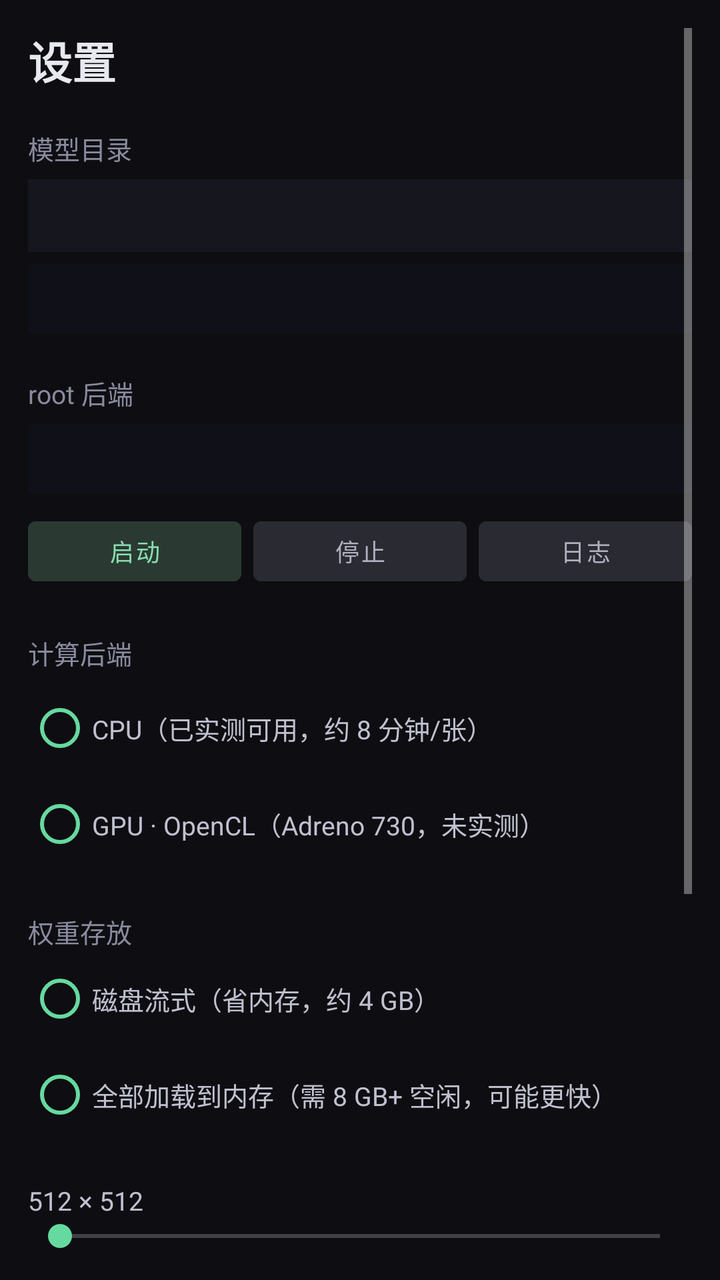
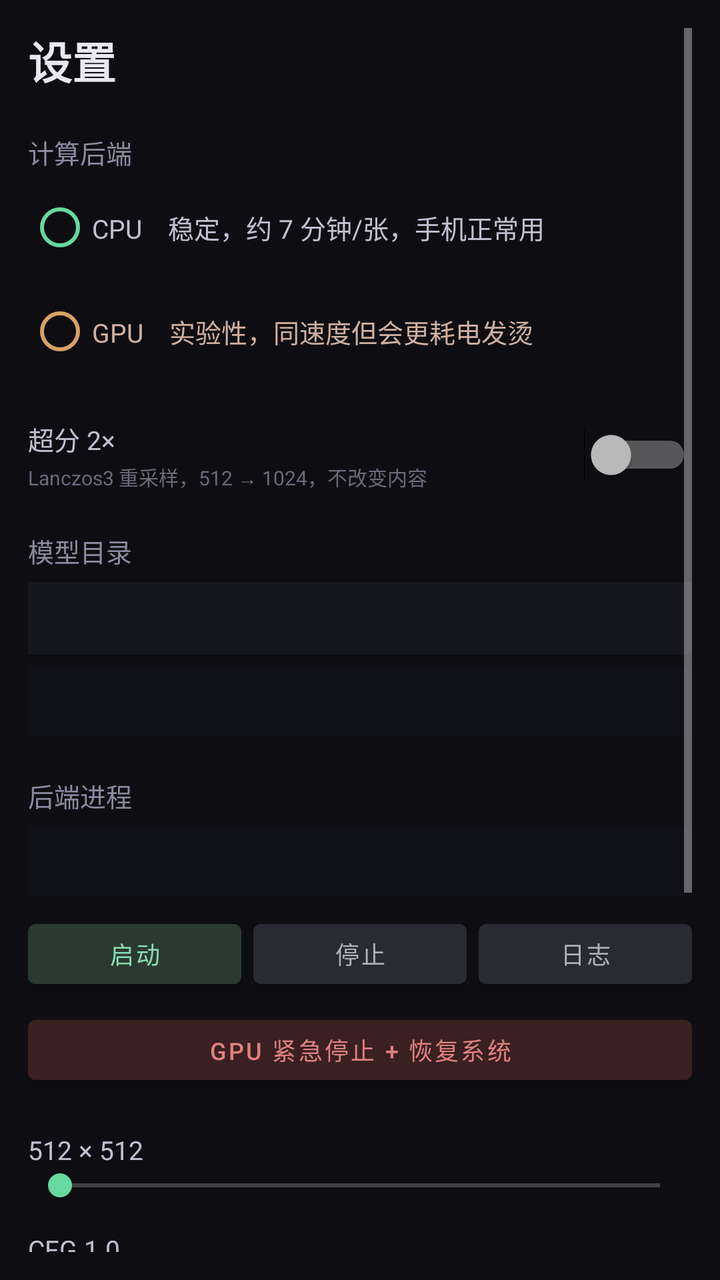

Before-and-after screenshots of an Android layout around one commit, followed by the original layout XML and the change that was made.
<!-- AndroidManifest.xml: application theme Theme.Lumen -->
<!-- res/layout/activity_settings.xml -->
<?xml version="1.0" encoding="utf-8"?>
<ScrollView xmlns:android="http://schemas.android.com/apk/res/android"
    android:layout_width="match_parent"
    android:layout_height="match_parent"
    android:background="#0E0E12"
    android:padding="14dp">

    <LinearLayout
        android:layout_width="match_parent"
        android:layout_height="wrap_content"
        android:orientation="vertical">

        <TextView
            android:layout_width="match_parent"
            android:layout_height="wrap_content"
            android:text="设置"
            android:textColor="#E8E8F0"
            android:textSize="22sp"
            android:textStyle="bold" />

        
        <TextView
            android:layout_width="match_parent"
            android:layout_height="wrap_content"
            android:layout_marginTop="18dp"
            android:text="模型目录"
            android:textColor="#8A8AA0"
            android:textSize="13sp" />

        <EditText
            android:id="@+id/et_model_dir"
            android:layout_width="match_parent"
            android:layout_height="wrap_content"
            android:layout_marginTop="6dp"
            android:background="#16161E"
            android:inputType="text"
            android:padding="10dp"
            android:textColor="#E0E0EC"
            android:textSize="12sp" />

        <TextView
            android:id="@+id/tv_model_status"
            android:layout_width="match_parent"
            android:layout_height="wrap_content"
            android:layout_marginTop="6dp"
            android:background="#101018"
            android:fontFamily="monospace"
            android:padding="10dp"
            android:text=""
            android:textColor="#7A9A88"
            android:textSize="11sp" />

        
        <TextView
            android:layout_width="match_parent"
            android:layout_height="wrap_content"
            android:layout_marginTop="20dp"
            android:text="root 后端"
            android:textColor="#8A8AA0"
            android:textSize="13sp" />

        <TextView
            android:id="@+id/tv_backend_status"
            android:layout_width="match_parent"
            android:layout_height="wrap_content"
            android:layout_marginTop="6dp"
            android:background="#101018"
            android:fontFamily="monospace"
            android:padding="10dp"
            android:text=""
            android:textColor="#88AABB"
            android:textSize="11sp" />

        <LinearLayout
            android:layout_width="match_parent"
            android:layout_height="wrap_content"
            android:layout_marginTop="8dp"
            android:orientation="horizontal">

            <Button
                android:id="@+id/btn_be_start"
                android:layout_width="0dp"
                android:layout_height="42dp"
                android:layout_weight="1"
                android:text="启动"
                android:textSize="12sp"
                android:backgroundTint="#2A3A32"
                android:textColor="#88DDB0" />

            <Button
                android:id="@+id/btn_be_stop"
                android:layout_width="0dp"
                android:layout_height="42dp"
                android:layout_weight="1"
                android:layout_marginStart="6dp"
                android:text="停止"
                android:textSize="12sp"
                android:backgroundTint="#2A2A32"
                android:textColor="#B0B0C0" />

            <Button
                android:id="@+id/btn_be_log"
                android:layout_width="0dp"
                android:layout_height="42dp"
                android:layout_weight="1"
                android:layout_marginStart="6dp"
                android:text="日志"
                android:textSize="12sp"
                android:backgroundTint="#2A2A32"
                android:textColor="#B0B0C0" />
        </LinearLayout>

        
        <TextView
            android:layout_width="match_parent"
            android:layout_height="wrap_content"
            android:layout_marginTop="20dp"
            android:text="计算后端"
            android:textColor="#8A8AA0"
            android:textSize="13sp" />

        <RadioGroup
            android:id="@+id/rg_backend"
            android:layout_width="match_parent"
            android:layout_height="wrap_content"
            android:layout_marginTop="4dp"
            android:orientation="vertical">

            <RadioButton
                android:id="@+id/rb_cpu"
                android:layout_width="match_parent"
                android:layout_height="wrap_content"
                android:buttonTint="#66D9A0"
                android:text="CPU（已实测可用，约 8 分钟/张）"
                android:textColor="#C0C0D0"
                android:textSize="13sp" />

            <RadioButton
                android:id="@+id/rb_opencl"
                android:layout_width="match_parent"
                android:layout_height="wrap_content"
                android:buttonTint="#66D9A0"
                android:text="GPU · OpenCL（Adreno 730，未实测）"
                android:textColor="#C0C0D0"
                android:textSize="13sp" />
        </RadioGroup>

        
        <TextView
            android:layout_width="match_parent"
            android:layout_height="wrap_content"
            android:layout_marginTop="20dp"
            android:text="权重存放"
            android:textColor="#8A8AA0"
            android:textSize="13sp" />

        <RadioGroup
            android:id="@+id/rg_params"
            android:layout_width="match_parent"
            android:layout_height="wrap_content"
            android:orientation="vertical">

            <RadioButton
                android:id="@+id/rb_disk"
                android:layout_width="match_parent"
                android:layout_height="wrap_content"
                android:buttonTint="#66D9A0"
                android:text="磁盘流式（省内存，约 4 GB）"
                android:textColor="#C0C0D0"
                android:textSize="13sp" />

            <RadioButton
                android:id="@+id/rb_ram"
                android:layout_width="match_parent"
                android:layout_height="wrap_content"
                android:buttonTint="#66D9A0"
                android:text="全部加载到内存（需 8 GB+ 空闲，可能更快）"
                android:textColor="#C0C0D0"
                android:textSize="13sp" />
        </RadioGroup>

        
        <TextView
            android:id="@+id/tv_size"
            android:layout_width="match_parent"
            android:layout_height="wrap_content"
            android:layout_marginTop="20dp"
            android:text="512 × 512"
            android:textColor="#C0C0D0"
            android:textSize="13sp" />

        <SeekBar
            android:id="@+id/sb_size"
            android:layout_width="match_parent"
            android:layout_height="wrap_content"
            android:progressTint="#66D9A0"
            android:thumbTint="#66D9A0" />

        
        <TextView
            android:id="@+id/tv_cfg"
            android:layout_width="match_parent"
            android:layout_height="wrap_content"
            android:layout_marginTop="14dp"
            android:text="CFG 1.0"
            android:textColor="#C0C0D0"
            android:textSize="13sp" />

        <SeekBar
            android:id="@+id/sb_cfg"
            android:layout_width="match_parent"
            android:layout_height="wrap_content"
            android:progressTint="#66D9A0"
            android:thumbTint="#66D9A0" />

        
        <LinearLayout
            android:layout_width="match_parent"
            android:layout_height="wrap_content"
            android:layout_marginTop="18dp"
            android:orientation="horizontal"
            android:gravity="center_vertical">

            <TextView
                android:layout_width="0dp"
                android:layout_height="wrap_content"
                android:layout_weight="1"
                android:text="启用 DMD LoRA（画质关键）"
                android:textColor="#C0C0D0"
                android:textSize="13sp" />

            <Switch
                android:id="@+id/sw_lora"
                android:layout_width="wrap_content"
                android:layout_height="wrap_content" />
        </LinearLayout>

        <TextView
            android:id="@+id/tv_lora"
            android:layout_width="match_parent"
            android:layout_height="wrap_content"
            android:layout_marginTop="8dp"
            android:text="1.00"
            android:textColor="#C0C0D0"
            android:textSize="13sp" />

        <SeekBar
            android:id="@+id/sb_lora"
            android:layout_width="match_parent"
            android:layout_height="wrap_content"
            android:progressTint="#66D9A0"
            android:thumbTint="#66D9A0" />

        
        <LinearLayout
            android:layout_width="match_parent"
            android:layout_height="wrap_content"
            android:layout_marginTop="18dp"
            android:orientation="horizontal"
            android:gravity="center_vertical">

            <TextView
                android:layout_width="0dp"
                android:layout_height="wrap_content"
                android:layout_weight="1"
                android:text="允许局域网访问（给电脑用）"
                android:textColor="#C0C0D0"
                android:textSize="13sp" />

            <Switch
                android:id="@+id/sw_listen"
                android:layout_width="wrap_content"
                android:layout_height="wrap_content" />
        </LinearLayout>

        <Button
            android:id="@+id/btn_save_settings"
            android:layout_width="match_parent"
            android:layout_height="50dp"
            android:layout_marginTop="24dp"
            android:layout_marginBottom="20dp"
            android:text="保存"
            android:textSize="15sp"
            android:textStyle="bold"
            android:backgroundTint="#66D9A0"
            android:textColor="#0E0E12" />

    </LinearLayout>
</ScrollView>
<!-- resources referenced by this layout -->
<resources>
  <style name="Theme.Lumen" parent="Theme.MaterialComponents.NoActionBar">
          <item name="android:statusBarColor">#0E0E12</item>
          <item name="android:navigationBarColor">#0E0E12</item>
          <item name="android:windowBackground">#0E0E12</item>
          <item name="colorPrimary">#66D9A0</item>
          <item name="colorPrimaryDark">#0E0E12</item>
          <item name="colorAccent">#66D9A0</item>
      </style>
</resources>

<!-- the commit's change to res/layout/activity_settings.xml (unified diff, before → after) -->
@@ -22,7 +22,92 @@
         <TextView
             android:layout_width="match_parent"
             android:layout_height="wrap_content"
-            android:layout_marginTop="18dp"
+            android:layout_marginTop="20dp"
+            android:text="计算后端"
+            android:textColor="#8A8AA0"
+            android:textSize="13sp" />
+
+        <RadioGroup
+            android:id="@+id/rg_backend"
+            android:layout_width="match_parent"
+            android:layout_height="wrap_content"
+            android:layout_marginTop="4dp"
+            android:orientation="vertical">
+
+            <RadioButton
+                android:id="@+id/rb_cpu"
+                android:layout_width="match_parent"
+                android:layout_height="wrap_content"
+                android:buttonTint="#66D9A0"
+                android:text="CPU　稳定，约 7 分钟/张，手机正常用"
+                android:textColor="#C0C0D0"
+                android:textSize="13sp" />
+
+            <RadioButton
+                android:id="@+id/rb_opencl"
+                android:layout_width="match_parent"
+                android:layout_height="wrap_content"
+                android:layout_marginTop="4dp"
+                android:buttonTint="#D9A066"
+                android:text="GPU　实验性，同速度但会更耗电发烫"
+                android:textColor="#D0B0A0"
+                android:textSize="13sp" />
+        </RadioGroup>
+
+        <TextView
+            android:id="@+id/tv_gpu_warn"
+            android:layout_width="match_parent"
+            android:layout_height="wrap_content"
+            android:layout_marginTop="8dp"
+            android:background="#1E1512"
+            android:padding="10dp"
+            android:text="⚠ GPU 模式：Adreno 730 与 CPU 共享内存总线，跑图时会抢占带宽，可能造成界面卡顿。已自动限带宽+降优先级，但仍建议在手机闲置时使用。速度不比 CPU 快。"
+            android:textColor="#D9A066"
+            android:textSize="11sp"
+            android:visibility="gone" />
+
+        
+        <LinearLayout
+            android:layout_width="match_parent"
+            android:layout_height="wrap_content"
+            android:layout_marginTop="20dp"
+            android:gravity="center_vertical"
+            android:orientation="horizontal">
+
+            <LinearLayout
+                android:layout_width="0dp"
+                android:layout_height="wrap_content"
+                android:layout_weight="1"
+                android:orientation="vertical">
+
+                <TextView
+                    android:layout_width="match_parent"
+                    android:layout_height="wrap_content"
+                    android:text="超分 2×"
+                    android:textColor="#C0C0D0"
+                    android:textSize="13sp" />
+
+                <TextView
+                    android:id="@+id/tv_upscale_hint"
+                    android:layout_width="match_parent"
+                    android:layout_height="wrap_content"
+                    android:layout_marginTop="2dp"
+                    android:text="Lanczos3 重采样，512 → 1024，不改变内容"
+                    android:textColor="#6A6A7A"
+                    android:textSize="10sp" />
+            </LinearLayout>
+
+            <Switch
+                android:id="@+id/sw_upscale"
+                android:layout_width="wrap_content"
+                android:layout_height="wrap_content" />
+        </LinearLayout>
+
+        
+        <TextView
+            android:layout_width="match_parent"
+            android:layout_height="wrap_content"
+            android:layout_marginTop="20dp"
             android:text="模型目录"
             android:textColor="#8A8AA0"
             android:textSize="13sp" />
@@ -55,7 +140,7 @@
             android:layout_width="match_parent"
             android:layout_height="wrap_content"
             android:layout_marginTop="20dp"
-            android:text="root 后端"
+            android:text="后端进程"
             android:textColor="#8A8AA0"
             android:textSize="13sp" />
 
@@ -82,102 +167,43 @@
                 android:layout_width="0dp"
                 android:layout_height="42dp"
                 android:layout_weight="1"
+                android:backgroundTint="#2A3A32"
                 android:text="启动"
-                android:textSize="12sp"
-                android:backgroundTint="#2A3A32"
-                android:textColor="#88DDB0" />
+                android:textColor="#88DDB0"
+                android:textSize="12sp" />
 
             <Button
                 android:id="@+id/btn_be_stop"
                 android:layout_width="0dp"
                 android:layout_height="42dp"
-                android:layout_weight="1"
                 android:layout_marginStart="6dp"
+                android:layout_weight="1"
+                android:backgroundTint="#2A2A32"
                 android:text="停止"
-                android:textSize="12sp"
-                android:backgroundTint="#2A2A32"
-                android:textColor="#B0B0C0" />
+                android:textColor="#B0B0C0"
+                android:textSize="12sp" />
 
             <Button
                 android:id="@+id/btn_be_log"
                 android:layout_width="0dp"
                 android:layout_height="42dp"
-                android:layout_weight="1"
                 android:layout_marginStart="6dp"
+                android:layout_weight="1"
+                android:backgroundTint="#2A2A32"
                 android:text="日志"
-                android:textSize="12sp"
-                android:backgroundTint="#2A2A32"
-                android:textColor="#B0B0C0" />
+                android:textColor="#B0B0C0"
+                android:textSize="12sp" />
         </LinearLayout>
 
-        
-        <TextView
-            android:layout_width="match_parent"
-            android:layout_height="wrap_content"
-            android:layout_marginTop="20dp"
-            android:text="计算后端"
-            android:textColor="#8A8AA0"
-            android:textSize="13sp" />
-
-        <RadioGroup
-            android:id="@+id/rg_backend"
-            android:layout_width="match_parent"
-            android:layout_height="wrap_content"
-            android:layout_marginTop="4dp"
-            android:orientation="vertical">
-
-            <RadioButton
-                android:id="@+id/rb_cpu"
-                android:layout_width="match_parent"
-                android:layout_height="wrap_content"
-                android:buttonTint="#66D9A0"
-                android:text="CPU（已实测可用，约 8 分钟/张）"
-                android:textColor="#C0C0D0"
-                android:textSize="13sp" />
-
-            <RadioButton
-                android:id="@+id/rb_opencl"
-                android:layout_width="match_parent"
-                android:layout_height="wrap_content"
-                android:buttonTint="#66D9A0"
-                android:text="GPU · OpenCL（Adreno 730，未实测）"
-                android:textColor="#C0C0D0"
-                android:textSize="13sp" />
-        </RadioGroup>
-
-        
-        <TextView
-            android:layout_width="match_parent"
-            android:layout_height="wrap_content"
-            android:layout_marginTop="20dp"
-            android:text="权重存放"
-            android:textColor="#8A8AA0"
-            android:textSize="13sp" />
-
-        <RadioGroup
-            android:id="@+id/rg_params"
-            android:layout_width="match_parent"
-            android:layout_height="wrap_content"
-            android:orientation="vertical">
-
-            <RadioButton
-                android:id="@+id/rb_disk"
-                android:layout_width="match_parent"
-                android:layout_height="wrap_content"
-                android:buttonTint="#66D9A0"
-                android:text="磁盘流式（省内存，约 4 GB）"
-                android:textColor="#C0C0D0"
-                android:textSize="13sp" />
-
-            <RadioButton
-                android:id="@+id/rb_ram"
-                android:layout_width="match_parent"
-                android:layout_height="wrap_content"
-                android:buttonTint="#66D9A0"
-                android:text="全部加载到内存（需 8 GB+ 空闲，可能更快）"
-                android:textColor="#C0C0D0"
-                android:textSize="13sp" />
-        </RadioGroup>
+        <Button
+            android:id="@+id/btn_gpu_stop"
+            android:layout_width="match_parent"
+            android:layout_height="42dp"
+            android:layout_marginTop="6dp"
+            android:backgroundTint="#3A2020"
+            android:text="GPU 紧急停止 + 恢复系统"
+            android:textColor="#E08080"
+            android:textSize="12sp" />
 
         
         <TextView
@@ -218,8 +244,8 @@
             android:layout_width="match_parent"
             android:layout_height="wrap_content"
             android:layout_marginTop="18dp"
-            android:orientation="horizontal"
-            android:gravity="center_vertical">
+            android:gravity="center_vertical"
+            android:orientation="horizontal">
 
             <TextView
                 android:layout_width="0dp"
@@ -252,26 +278,29 @@
             android:thumbTint="#66D9A0" />
 
         
-        <LinearLayout
+        <TextView
+            android:id="@+id/tv_threads"
             android:layout_width="match_parent"
             android:layout_height="wrap_content"
             android:layout_marginTop="18dp"
-            android:orientation="horizontal"
-            android:gravity="center_vertical">
-
-            <TextView
-                android:layout_width="0dp"
-                android:layout_height="wrap_content"
-                android:layout_weight="1"
-                android:text="允许局域网访问（给电脑用）"
-                android:textColor="#C0C0D0"
-                android:textSize="13sp" />
-
-            <Switch
-                android:id="@+id/sw_listen"
-                android:layout_width="wrap_content"
-                android:layout_height="wrap_content" />
-        </LinearLayout>
+            android:text="CPU 线程 6"
+            android:textColor="#C0C0D0"
+            android:textSize="13sp" />
+
+        <TextView
+            android:layout_width="match_parent"
+            android:layout_height="wrap_content"
+            android:layout_marginTop="2dp"
+            android:text="8 核建议留 2 个给系统，开满会导致界面无响应"
+            android:textColor="#6A6A7A"
+            android:textSize="10sp" />
+
+        <SeekBar
+            android:id="@+id/sb_threads"
+            android:layout_width="match_parent"
+            android:layout_height="wrap_content"
+            android:progressTint="#66D9A0"
+            android:thumbTint="#66D9A0" />
 
         <Button
             android:id="@+id/btn_save_settings"
@@ -279,11 +308,11 @@
             android:layout_height="50dp"
             android:layout_marginTop="24dp"
             android:layout_marginBottom="20dp"
+            android:backgroundTint="#66D9A0"
             android:text="保存"
+            android:textColor="#0E0E12"
             android:textSize="15sp"
-            android:textStyle="bold"
-            android:backgroundTint="#66D9A0"
-            android:textColor="#0E0E12" />
+            android:textStyle="bold" />
 
     </LinearLayout>
 </ScrollView>
